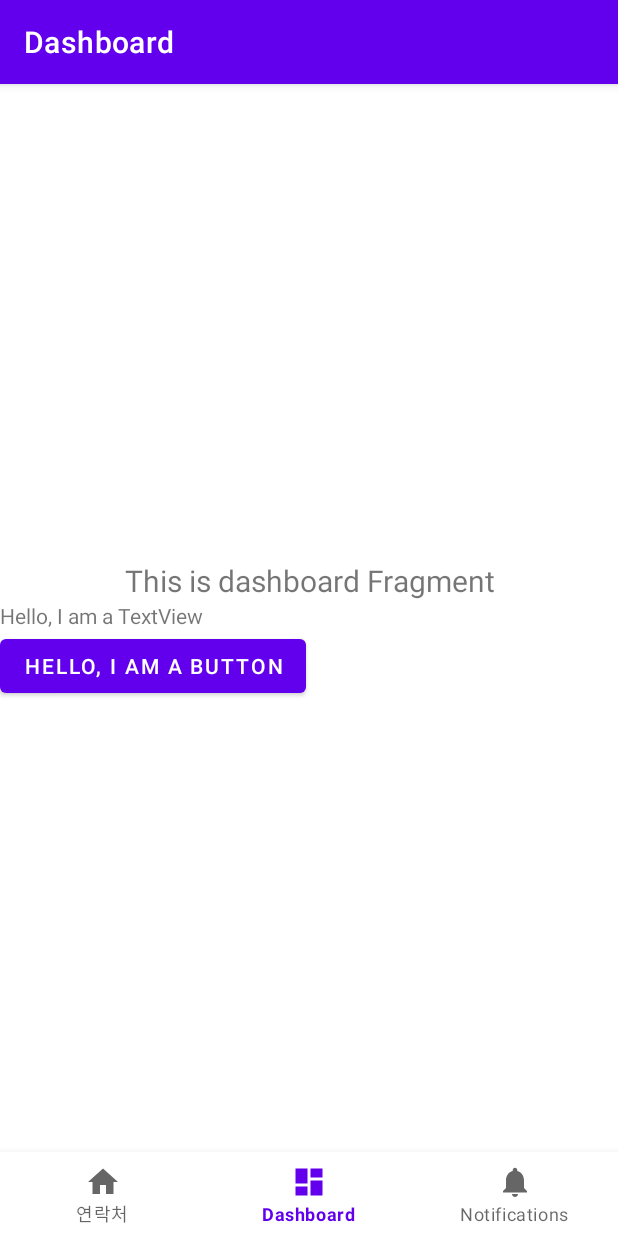
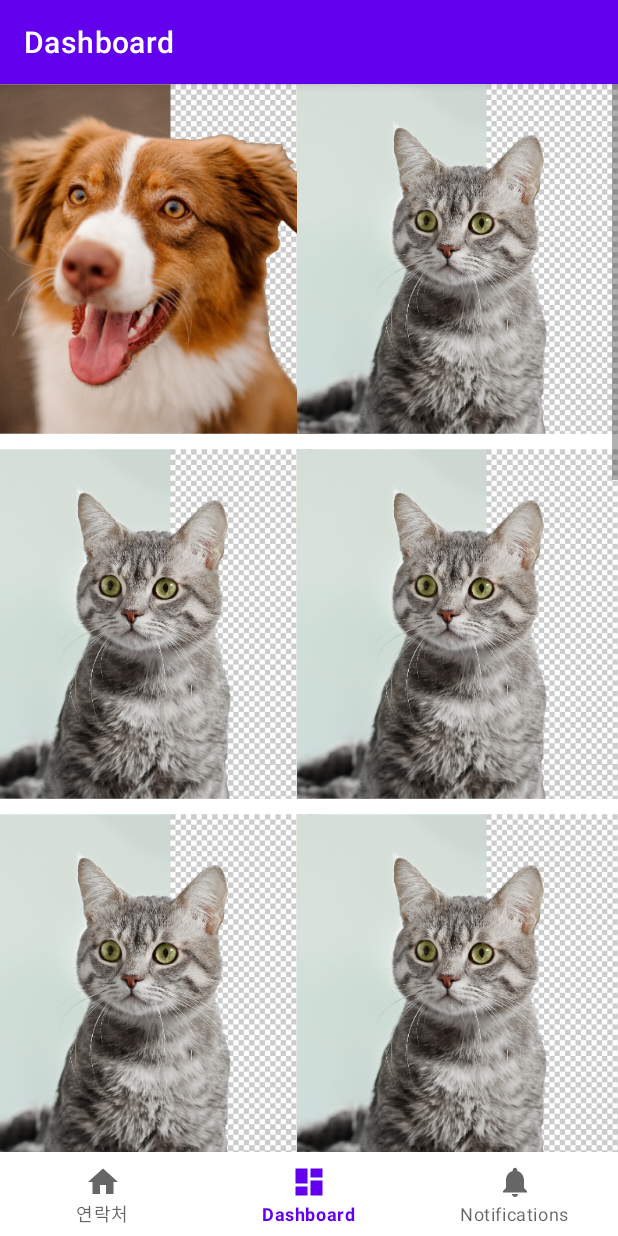
Before and after one commit to yjinpark1221/First-App, an Android app: the DashboardFragment screen opened through its navigation route, on a phone screen of 412 x 824 dp. Run offline under Robolectric (Android 15) with nearby library versions, the phone set to English and light mode, and no system bars; our stand-ins replace navigation-ui.

Commit message:
GridImage

```diff
--- /dev/null
+++ b/app/src/main/java/com/example/firstapp/ImageAdapter.kt
@@ -0,0 +1,45 @@
+package com.example.firstapp
+
+import android.content.Context
+import android.view.View
+import android.view.ViewGroup
+import android.widget.BaseAdapter
+import android.widget.GridView
+import android.widget.ImageView
+
+class ImageAdapter(private val mContext: Context) : BaseAdapter() {
+
+    private val imageArray = intArrayOf(
+        R.drawable.image_1, R.drawable.image_2, R.drawable.image_2, R.drawable.image_2,
+        R.drawable.image_2, R.drawable.image_2, R.drawable.image_2, R.drawable.image_2
+        , R.drawable.image_2, R.drawable.image_2, R.drawable.image_2, R.drawable.image_2
+        , R.drawable.image_2, R.drawable.image_2, R.drawable.image_2, R.drawable.image_2
+    )
+
+    override fun getCount(): Int {
+        return imageArray.size
+    }
+
+    override fun getItem(position: Int): Any {
+        return imageArray[position]
+    }
+
+    override fun getItemId(position: Int): Long {
+        return 0
+    }
+
+    override fun getView(position: Int, convertView: View?, parent: ViewGroup): View {
+        val imageView: ImageView
+        if (convertView == null) {
+            imageView = ImageView(mContext)
+            imageView.layoutParams = ViewGroup.LayoutParams(340, 350) // Replace with your desired width and height values
+            imageView.scaleType = ImageView.ScaleType.CENTER_CROP
+        } else {
+            imageView = convertView as ImageView
+        }
+
+        imageView.setImageResource(imageArray[position])
+        return imageView
+    }
+
+}
--- a/app/src/main/java/com/example/firstapp/ui/dashboard/DashboardFragment.kt
+++ b/app/src/main/java/com/example/firstapp/ui/dashboard/DashboardFragment.kt
@@ -8,9 +8,11 @@ import android.view.LayoutInflater
 import android.view.View
 import android.view.ViewGroup
 import android.widget.Button
+import android.widget.GridView
 import android.widget.TextView
 import androidx.fragment.app.Fragment
 import androidx.lifecycle.ViewModelProvider
+import com.example.firstapp.ImageAdapter
 import com.example.firstapp.databinding.FragmentDashboardBinding
 
 
@@ -33,12 +35,15 @@ class DashboardFragment : Fragment() {
         _binding = FragmentDashboardBinding.inflate(inflater, container, false)
         val root: View = binding.root
 
-        val textView: TextView = binding.textDashboard
-        dashboardViewModel.text.observe(viewLifecycleOwner) {
-            textView.text = it
-        }
-        val myButton: Button = binding.myButton
-        myButton.setOnClickListener(View.OnClickListener { myButton.setBackgroundColor(0) })
+        val gridView: GridView = binding.gridView
+        val adapter = ImageAdapter(requireContext())
+        gridView.adapter = adapter
+//        val textView: TextView = binding.textDashboard
+//        dashboardViewModel.text.observe(viewLifecycleOwner) {
+//            textView.text = it
+//        }
+//        val myButton: Button = binding.myButton
+//        myButton.setOnClickListener(View.OnClickListener { myButton.setBackgroundColor(0) })
         return root
     }
 
--- a/app/src/main/java/com/example/firstapp/ui/phonebook/PhonebookFragment.kt
+++ b/app/src/main/java/com/example/firstapp/ui/phonebook/PhonebookFragment.kt
@@ -51,7 +51,7 @@ class PhonebookFragment : Fragment() {
         itemList.add(BoardItem("박연진","010-6789-0123","ppulppyo@naver.com"))
         itemList.add(BoardItem("박연진","010-6789-0123","ppulppyo@naver.com"))
         itemList.add(BoardItem("박연진","010-6789-0123","ppulppyo@naver.com"))
-        itemList.add(BoardItem("박연진","010-6789-0123","ppulppyo@naver.com"))
+        itemList.add(BoardItem("배민성","010-6789-0123","ppulppyo@naver.com"))
         itemList.add(BoardItem("박연진","010-6789-0123","ppulppyo@naver.com"))
         itemList.add(BoardItem("박연진","010-6789-0123","ppulppyo@naver.com"))
         itemList.add(BoardItem("박연진","010-6789-0123","ppulppyo@naver.com"))
--- a/app/src/main/res/layout/fragment_dashboard.xml
+++ b/app/src/main/res/layout/fragment_dashboard.xml
@@ -5,38 +5,22 @@
     android:layout_width="match_parent"
     android:layout_height="match_parent"
     tools:context=".ui.dashboard.DashboardFragment"
-    android:orientation="vertical" >
+    android:orientation="vertical"
+    android:paddingBottom="?attr/actionBarSize"
+    >
 
-    <androidx.recyclerview.widget.RecyclerView
-        android:id="@+id/recyclerView"
-        android:layout_width="399dp"
-        android:layout_height="309dp" />
+    <GridView
+        android:id="@+id/grid_view"
+        android:layout_width="match_parent"
+        android:layout_height="match_parent"
+        android:numColumns="2"
+        android:columnWidth="90dp"
+        android:horizontalSpacing="10dp"
+        android:verticalSpacing="10dp"
+        android:gravity="center"
+        android:stretchMode="columnWidth">
 
-    <TextView
-        android:id="@+id/text_dashboard"
-        android:layout_width="match_parent"
-        android:layout_height="wrap_content"
-        android:layout_marginStart="8dp"
-        android:layout_marginTop="8dp"
-        android:layout_marginEnd="8dp"
-        android:textAlignment="center"
-        android:textSize="20sp"
-        app:layout_constraintBottom_toBottomOf="parent"
-        app:layout_constraintEnd_toEndOf="parent"
-        app:layout_constraintStart_toStartOf="parent"
-        app:layout_constraintTop_toTopOf="parent" />
+    </GridView>
 
-    <TextView
-        android:id="@+id/my_text"
-        android:layout_width="wrap_content"
-        android:layout_height="wrap_content"
-        android:textAlignment="center"
-        android:text="Hello, I am a TextView" />
-
-    <Button
-        android:id="@+id/my_button"
-        android:layout_width="wrap_content"
-        android:layout_height="wrap_content"
-        android:text="Hello, I am a Button" />
 
 </LinearLayout>
```
Also changed, not shown: app/src/main/res/drawable/image_1.png (added), app/src/main/res/drawable/image_2.png (added).
